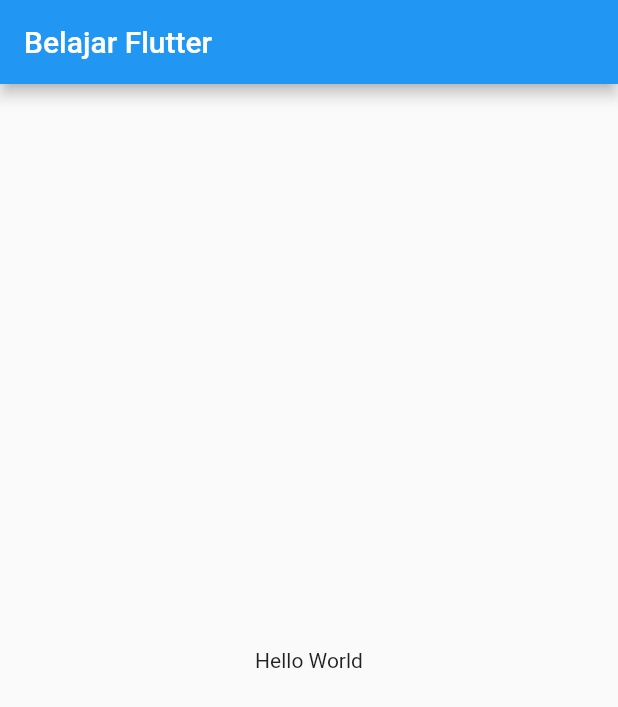
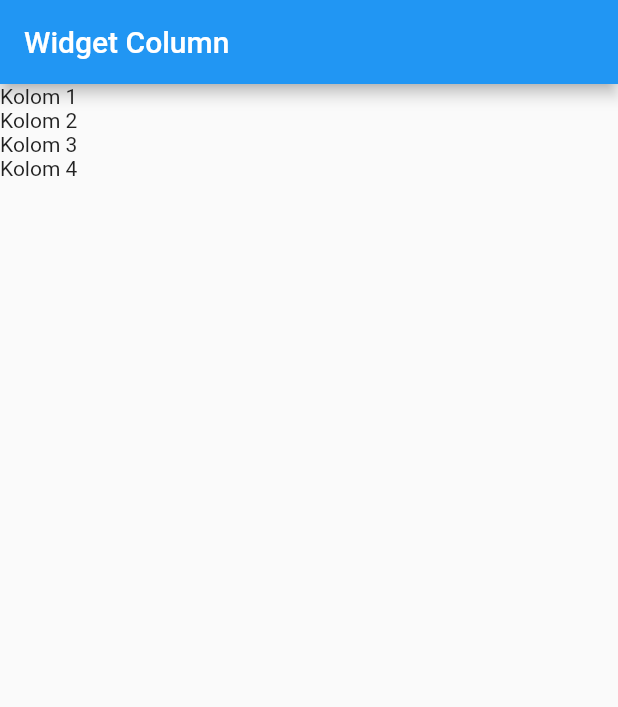
Before and after one commit to alfimonth/mobile-app-klinik, a Flutter app: the screen it shows after launch, on a phone screen of 412 x 824 dp. Shown: the top 707 px of the screen. Run offline on Flutter 3.47's test engine with Material 2 defaults, Android fonts, the phone set to English and light mode, and no system bars.

Commit message:
Membuat Widget Column

```diff
--- /dev/null
+++ b/lib/column_widget.dart
@@ -0,0 +1,22 @@
+import 'package:flutter/material.dart';
+
+class ColumnWidget extends StatelessWidget {
+  const ColumnWidget({Key ? key}) : super(key: key);
+
+  @override
+  Widget build(BuildContext context) {
+    return Scaffold(
+      appBar: AppBar(
+        title: const Text("Widget Column"),
+      ),
+      body: Column(
+        children: const [
+          Text("Kolom 1"),
+          Text("Kolom 2"),
+          Text("Kolom 3"),
+          Text("Kolom 4")
+        ],
+      ),
+    );
+  }
+}
--- a/lib/main.dart
+++ b/lib/main.dart
@@ -1,5 +1,6 @@
 import 'package:flutter/material.dart';
-import 'hello_world.dart';
+// import 'hello_world.dart';
+import 'column_widget.dart';
 
 void main() {
   runApp(const MyApp());
@@ -12,7 +13,8 @@
   Widget build(BuildContext context) {
     return const MaterialApp(
       title: 'Klinik',
-      home: HelloWorld(),
+      // home: HelloWorld(),
+      home: ColumnWidget(),
     );
   }
 }
```
